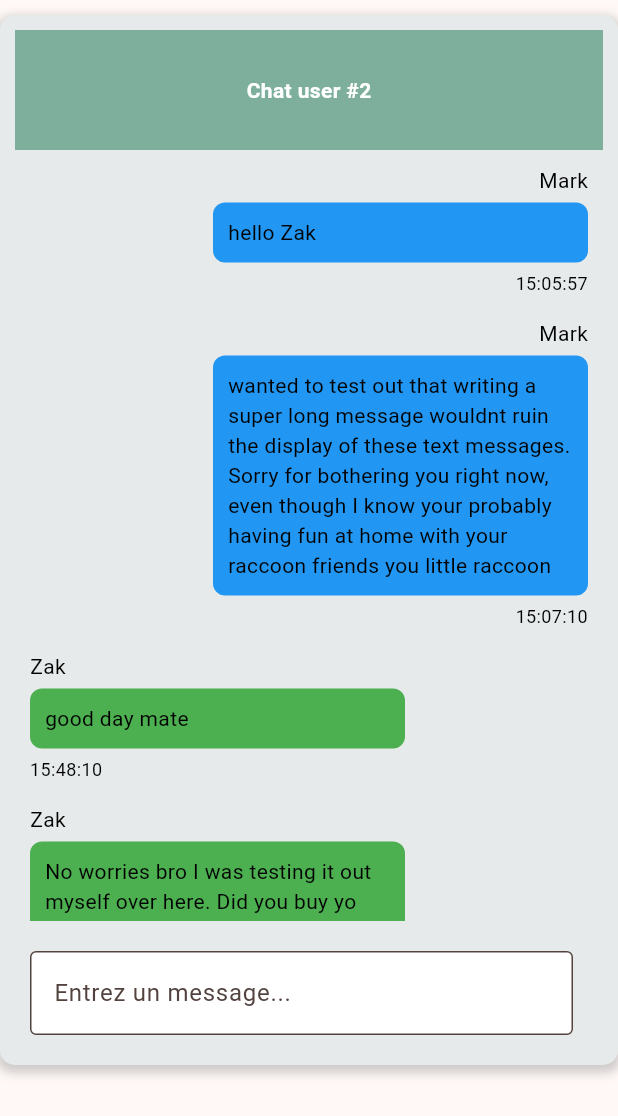
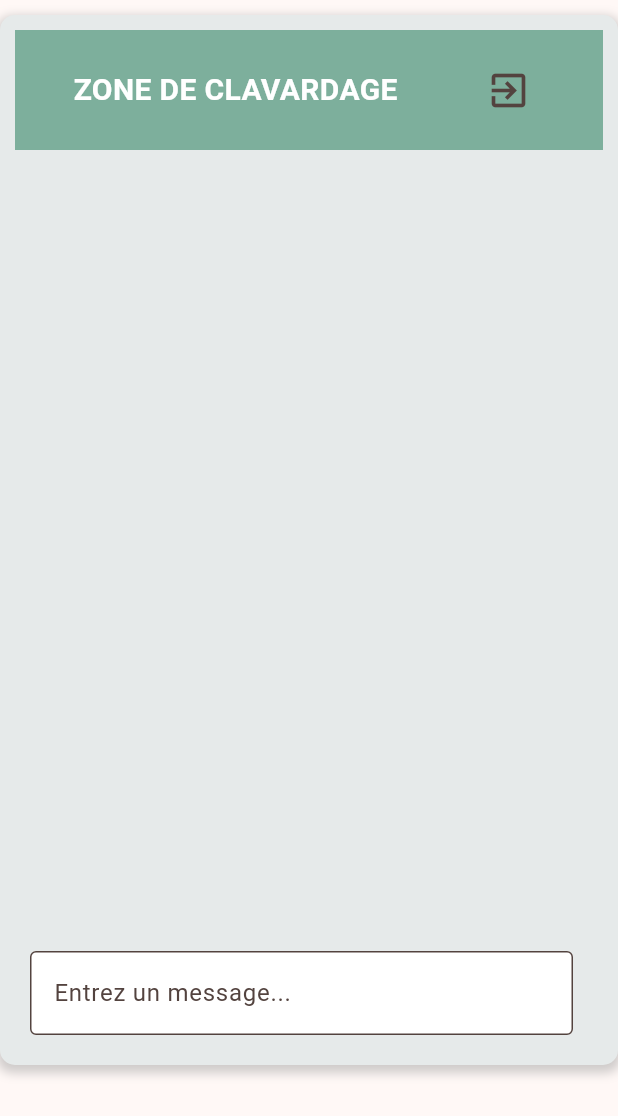
Before and after one commit to edgark31/PolyDiff, a Flutter app: the ChatBox widget shown alone on an empty page, opened directly, on a phone screen of 412 x 824 dp. Shown: the top 1116 px of the screen. Run offline on Flutter 3.47's test engine with Material 3 defaults, Android fonts, the light colour scheme and no system bars.

Commit message:
feat: fixed ui

```diff
--- a/thin_client_prototype/lib/chat_box.dart
+++ b/thin_client_prototype/lib/chat_box.dart
@@ -1,4 +1,5 @@
 import 'package:flutter/material.dart';
+import 'package:thin_client_prototype/main.dart';
 
 import 'classes.dart';
 
@@ -8,20 +9,7 @@ class ChatBox extends StatefulWidget {
 }
 
 class _ChatBoxState extends State<ChatBox> {
-  List<ChatMessage> messages = [
-    ChatMessage('sent', 'hello Zak', 'Mark', '15:05:57'),
-    ChatMessage(
-        'sent',
-        'wanted to test out that writing a super long message wouldnt ruin the display of these text messages. Sorry for bothering you right now, even though I know your probably having fun at home with your raccoon friends you little raccoon',
-        'Mark',
-        '15:07:10'),
-    ChatMessage('received', 'good day mate', 'Zak', '15:48:10'),
-    ChatMessage(
-        'received',
-        'No worries bro I was testing it out myself over here. Did you buy yo mamas christmas gift? She precisely said that she wanted something for her kitchen, something expensive',
-        'Zak',
-        '15:49:57'),
-  ];
+  List<ChatMessage> messages = [];
   TextEditingController messageController = TextEditingController();
   ScrollController scrollController = ScrollController();
   bool isTyping = false;
@@ -68,9 +56,25 @@ class _ChatBoxState extends State<ChatBox> {
               mainAxisAlignment: MainAxisAlignment.center,
               children: [
                 Text(
-                  "Chat user #2",
+                  "ZONE DE CLAVARDAGE",
                   style: TextStyle(
-                      color: Colors.white, fontWeight: FontWeight.bold),
+                      color: Colors.white,
+                      fontWeight: FontWeight.bold,
+                      fontSize: 20),
+                ),
+                Padding(
+                  padding: const EdgeInsets.only(left: 50),
+                  child: IconButton(
+                    icon: Icon(Icons.exit_to_app),
+                    onPressed: () {
+                      Navigator.of(context).push(
+                        MaterialPageRoute(
+                          builder: (context) => LoginPage(),
+                        ),
+                      );
+                    },
+                    iconSize: 30,
+                  ),
                 ),
               ],
             ),
@@ -145,13 +149,15 @@ class _ChatBoxState extends State<ChatBox> {
                 ),
                 SizedBox(width: 10),
                 if (isTyping)
-                  ElevatedButton(
+                  IconButton(
+                    icon: Icon(Icons.send),
                     onPressed: () {
                       String message = messageController.text;
                       if (message.isNotEmpty) {
                         setState(() {
                           messages.add(
                               ChatMessage('sent', message, 'Mark', 'test'));
+                          isTyping = false;
                         });
                         messageController.clear();
                         WidgetsBinding.instance.addPostFrameCallback((_) {
@@ -159,7 +165,6 @@ class _ChatBoxState extends State<ChatBox> {
                         });
                       }
                     },
-                    child: Text("Send"),
                   ),
               ],
             ),
--- a/thin_client_prototype/lib/connection_form.dart
+++ b/thin_client_prototype/lib/connection_form.dart
@@ -98,8 +98,9 @@ class _ConnectionFormState extends State<ConnectionForm> {
                           );
                         } else {
                           setState(() {
-                            errorMessage =
-                                "Ce nom d'utilisateur existe présentement";
+                            errorMessage = userName.isEmpty
+                                ? "Votre nom ne peut pas être vide"
+                                : "Ce nom d'utilisateur existe présentement";
                           });
                         }
                       },
```
Also changed, not shown: thin_client_prototype/assets/raccoonChatAvatarOther.png (added).
